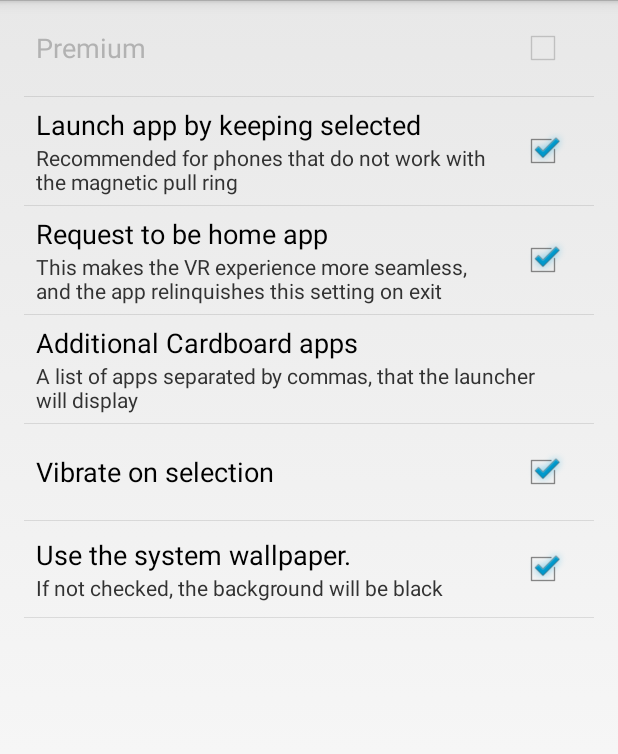
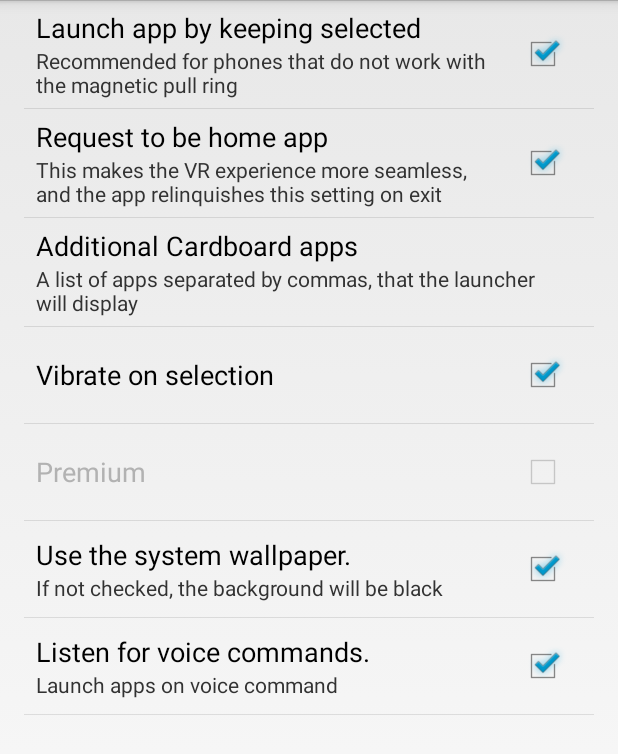
Before and after one commit to dudeofawesome/CardboardHome, an Android app: the SettingsActivity screen opened directly, with no data from a screen before it, on a phone screen of 412 x 824 dp. Shown: the top 754 px of the screen. Run offline under Robolectric (Android 15) with nearby library versions, the light colour scheme and no system bars.

Commit message:
added basic voice command support

```diff
--- a/app/src/main/AndroidManifest.xml
+++ b/app/src/main/AndroidManifest.xml
@@ -4,6 +4,7 @@
 
     <uses-permission android:name="android.permission.NFC" />
     <uses-permission android:name="android.permission.VIBRATE" />
+    <uses-permission android:name="android.permission.RECORD_AUDIO" />
 
     <uses-sdk android:minSdkVersion="16"/>
     <uses-feature
--- a/app/src/main/java/dudeofawesome/cardboardhome/ApplicationItem.java
+++ b/app/src/main/java/dudeofawesome/cardboardhome/ApplicationItem.java
@@ -13,7 +13,7 @@ public class ApplicationItem {
     public Rect pos = new Rect();
     public Bitmap icon;
     public String name = "";
-    public int z = 2;
+    public int z = 10;
     public ApplicationInfo appInfo;
     private Intent launchIntent;
     private Context context;
--- a/app/src/main/res/values/strings_activity_settings.xml
+++ b/app/src/main/res/values/strings_activity_settings.xml
@@ -69,4 +69,7 @@
 
     <string name="pref_title_draw_wallpaper">Use the system wallpaper.</string>
     <string name="pref_description_draw_wallpaper">If not checked, the background will be black</string>
+
+    <string name="pref_title_listen_for_voice">Listen for voice commands.</string>
+    <string name="pref_description_listen_for_voice">Launch apps on voice command</string>
 </resources>
--- a/app/src/main/res/xml/pref_general.xml
+++ b/app/src/main/res/xml/pref_general.xml
@@ -1,10 +1,4 @@
 <PreferenceScreen xmlns:android="http://schemas.android.com/apk/res/android">
-
-    <CheckBoxPreference
-        android:key="premium"
-        android:title="@string/pref_title_premium"
-        android:defaultValue="false"
-        android:enabled="false" />
 
     <CheckBoxPreference
         android:key="launch_on_hover"
@@ -34,9 +28,21 @@
         android:defaultValue="true" />
 
     <CheckBoxPreference
+        android:key="premium"
+        android:title="@string/pref_title_premium"
+        android:defaultValue="false"
+        android:enabled="false" />
+
+    <CheckBoxPreference
         android:key="draw_wallpaper"
         android:title="@string/pref_title_draw_wallpaper"
         android:summary="@string/pref_description_draw_wallpaper"
         android:defaultValue="true" />
 
+    <CheckBoxPreference
+        android:key="listen_for_voice"
+        android:title="@string/pref_title_listen_for_voice"
+        android:summary="@string/pref_description_listen_for_voice"
+        android:defaultValue="true" />
+
 </PreferenceScreen>
```
Also changed, not shown: app/src/main/java/dudeofawesome/cardboardhome/Launcher.java (+110 -1 lines).
